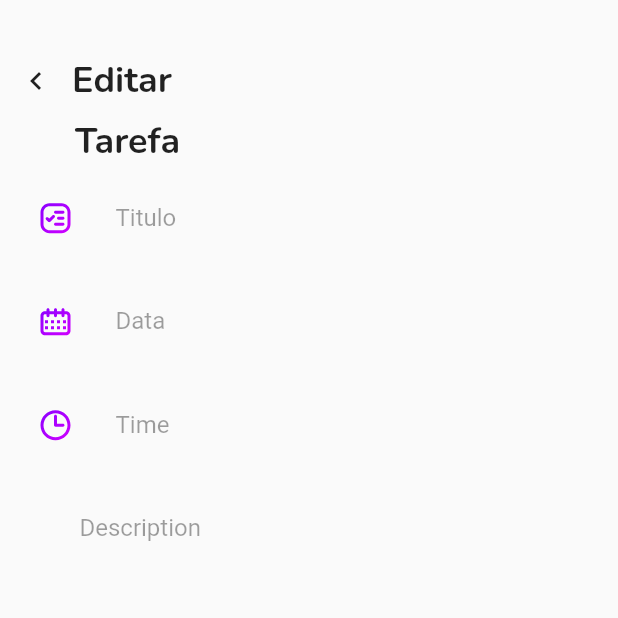
After one commit to CarlosYanBezerraVieira/To_do_List, a Flutter app: the EditTask screen opened directly, on a phone screen of 412 x 824 dp, the top half of it. The commit adds this screen. Run offline on Flutter 3.47's test engine with Material 2 defaults, Android fonts, the phone set to English and light mode, and no system bars; our stand-ins replace flutter_svg, get, google_fonts, sqflite; accounts and stored records are empty.

Commit message:
creating task edit screen and task editing function adjustments

```diff
--- a/lib/main.dart
+++ b/lib/main.dart
@@ -1,6 +1,7 @@
 import 'package:flutter/material.dart';
 import 'package:get/get.dart';
 import 'package:to_do_list/modules/Home/home_module.dart';
+import 'package:to_do_list/modules/editTask/edit_task_module.dart';
 import 'package:to_do_list/modules/splash/splash_module.dart';
 import 'application/bindinds/application_bindings.dart';
 import 'package:flutter_localizations/flutter_localizations.dart';
@@ -34,7 +35,8 @@ class MyApp extends StatelessWidget {
       getPages: [
         ...SplashModule().routers,
         ...HomeModule().routers,
-        ...CreateTaskModule().routers
+        ...CreateTaskModule().routers,
+        ...EditTaskModule().routers
       ],
     );
   }
--- /dev/null
+++ b/lib/modules/editTask/edit_task.dart
@@ -0,0 +1,85 @@
+import 'package:flutter/material.dart';
+import 'package:get/get.dart';
+import 'package:google_fonts/google_fonts.dart';
+import '../../../../Shared/values/icons_svg.dart';
+import '../../../../Shared/widget/item_form.dart';
+
+class EditTask extends StatelessWidget {
+  const EditTask({
+    Key? key,
+  }) : super(key: key);
+
+  @override
+  Widget build(BuildContext context) {
+    return Scaffold(
+      body: Hero(
+        transitionOnUserGestures: true,
+        tag: 'edit',
+        child: Container(
+          child: Column(
+            mainAxisSize: MainAxisSize.min,
+            crossAxisAlignment: CrossAxisAlignment.start,
+            children: [
+              Container(
+                child: Padding(
+                  padding: const EdgeInsets.only(top: 30),
+                  child: Column(
+                    crossAxisAlignment: CrossAxisAlignment.start,
+                    children: [
+                      Row(
+                        children: [
+                          IconButton(
+                              onPressed: () => Get.back(),
+                              icon: Icon(Icons.chevron_left)),
+                          Text("Editar",
+                              style: GoogleFonts.nunito(
+                                  textStyle:
+                                      TextStyle(fontWeight: FontWeight.bold),
+                                  fontSize: 24)),
+                        ],
+                      ),
+                      Padding(
+                        padding: const EdgeInsets.only(left: 50),
+                        child: Text("Tarefa",
+                            style: GoogleFonts.nunito(
+                                textStyle:
+                                    TextStyle(fontWeight: FontWeight.bold),
+                                fontSize: 24)),
+                      ),
+                    ],
+                  ),
+                ),
+              ),
+              Padding(
+                padding: const EdgeInsets.only(left: 10),
+                child: Column(
+                  children: [
+                    ItemForm(
+                      enabled: false,
+                      icons: IconsSvg.iconTitle,
+                      label: "Titulo",
+                    ),
+                    ItemForm(
+                      enabled: false,
+                      icons: IconsSvg.iconCalendar,
+                      label: "Data",
+                    ),
+                    ItemForm(
+                      enabled: false,
+                      icons: IconsSvg.iconTime,
+                      label: "Time",
+                    ),
+                    ItemForm(
+                      enabled: false,
+                      label: "Description",
+                    ),
+                  ],
+                ),
+              ),
+            ],
+          ),
+        ),
+      ),
+    );
+  }
+}
--- /dev/null
+++ b/lib/modules/editTask/edit_task_module.dart
@@ -0,0 +1,12 @@
+import 'package:get/get_navigation/src/routes/get_route.dart';
+import 'package:to_do_list/application/modules/module.dart';
+import 'package:to_do_list/modules/editTask/edit_task.dart';
+import 'package:to_do_list/modules/editTask/edit_task_bindings.dart';
+
+class EditTaskModule implements Module {
+  @override
+  List<GetPage> routers = [
+    GetPage(
+        name: '/edit_task', page: () => EditTask(), binding: EditTaskBindings())
+  ];
+}
```
Also changed, not shown: lib/modules/editTask/edi_task_controller.dart (added, +57 -0 lines), lib/modules/editTask/edit_task_bindings.dart (added, +12 -0 lines).
